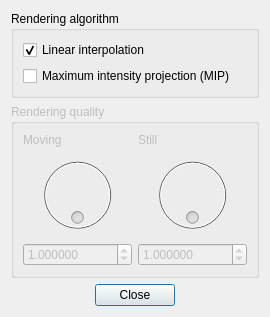
Above: vox-desk-qt/src/vvprefdialog.ui from deskvox/deskvox before the change. Below: the same form after it.
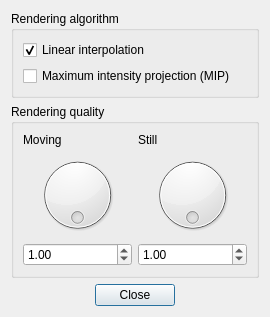
That is the form after the change.

What changed in the file:
```diff
--- a/vox-desk-qt/src/vvprefdialog.ui
+++ b/vox-desk-qt/src/vvprefdialog.ui
@@ -42,9 +42,6 @@
    </item>
    <item>
     <widget class="QGroupBox" name="qualityBox">
-     <property name="enabled">
-      <bool>false</bool>
-     </property>
      <property name="title">
       <string>Rendering quality</string>
      </property>
@@ -60,6 +57,12 @@
         </item>
         <item>
          <widget class="QDial" name="movingDial">
+          <property name="maximum">
+           <number>99</number>
+          </property>
+          <property name="invertedAppearance">
+           <bool>false</bool>
+          </property>
           <property name="wrapping">
            <bool>true</bool>
           </property>
@@ -68,7 +71,7 @@
         <item>
          <widget class="QDoubleSpinBox" name="movingSpinBox">
           <property name="decimals">
-           <number>6</number>
+           <number>2</number>
           </property>
           <property name="maximum">
            <double>99999.000000000000000</double>
@@ -102,7 +105,7 @@
         <item>
          <widget class="QDoubleSpinBox" name="stillSpinBox">
           <property name="decimals">
-           <number>6</number>
+           <number>2</number>
           </property>
           <property name="maximum">
            <double>99999.000000000000000</double>
```
